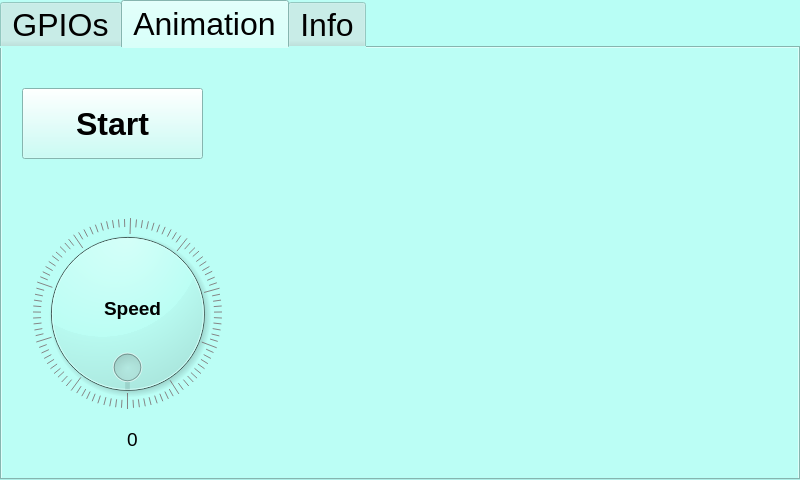
First picture: the form in mygui.ui, repository PhiInnovations/demo_qt_thunderboard, before the edit.
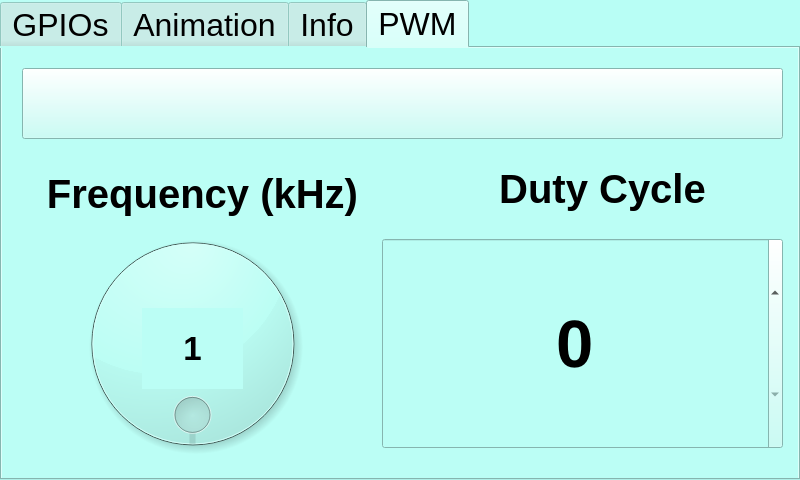
Second picture: the form after the edit. Custom widgets are drawn as their Qt base class.

What changed in the file:
```diff
--- a/mygui.ui
+++ b/mygui.ui
@@ -140,7 +140,7 @@
     <enum>QTabWidget::Rounded</enum>
    </property>
    <property name="currentIndex">
-    <number>1</number>
+    <number>3</number>
    </property>
    <property name="iconSize">
     <size>
@@ -728,6 +728,181 @@
      </layout>
     </widget>
    </widget>
+   <widget class="QWidget" name="pwmTab">
+    <attribute name="title">
+     <string>PWM</string>
+    </attribute>
+    <widget class="QSpinBox" name="dutycycle_box">
+     <property name="geometry">
+      <rect>
+       <x>380</x>
+       <y>190</y>
+       <width>401</width>
+       <height>211</height>
+      </rect>
+     </property>
+     <property name="font">
+      <font>
+       <pointsize>50</pointsize>
+       <weight>75</weight>
+       <bold>true</bold>
+      </font>
+     </property>
+     <property name="wrapping">
+      <bool>false</bool>
+     </property>
+     <property name="frame">
+      <bool>true</bool>
+     </property>
+     <property name="alignment">
+      <set>Qt::AlignCenter</set>
+     </property>
+    </widget>
+    <widget class="QLabel" name="dutycycle_lbl">
+     <property name="geometry">
+      <rect>
+       <x>410</x>
+       <y>100</y>
+       <width>381</width>
+       <height>81</height>
+      </rect>
+     </property>
+     <property name="font">
+      <font>
+       <pointsize>30</pointsize>
+       <weight>75</weight>
+       <bold>true</bold>
+      </font>
+     </property>
+     <property name="text">
+      <string>Duty Cycle</string>
+     </property>
+     <property name="scaledContents">
+      <bool>false</bool>
+     </property>
+     <property name="alignment">
+      <set>Qt::AlignCenter</set>
+     </property>
+    </widget>
+    <widget class="QLabel" name="period_lbl">
+     <property name="geometry">
+      <rect>
+       <x>10</x>
+       <y>110</y>
+       <width>381</width>
+       <height>71</height>
+      </rect>
+     </property>
+     <property name="font">
+      <font>
+       <pointsize>30</pointsize>
+       <weight>75</weight>
+       <bold>true</bold>
+      </font>
+     </property>
+     <property name="text">
+      <string>Frequency (kHz)</string>
+     </property>
+     <property name="alignment">
+      <set>Qt::AlignCenter</set>
+     </property>
+     <property name="wordWrap">
+      <bool>false</bool>
+     </property>
+    </widget>
+    <widget class="QPushButton" name="enable_bt">
+     <property name="geometry">
+      <rect>
+       <x>20</x>
+       <y>20</y>
+       <width>761</width>
+       <height>71</height>
+      </rect>
+     </property>
+     <property name="font">
+      <font>
+       <pointsize>30</pointsize>
+       <weight>75</weight>
+       <bold>true</bold>
+      </font>
+     </property>
+     <property name="text">
+      <string/>
+     </property>
+     <property name="autoDefault">
+      <bool>false</bool>
+     </property>
+     <property name="default">
+      <bool>false</bool>
+     </property>
+     <property name="flat">
+      <bool>false</bool>
+     </property>
+    </widget>
+    <widget class="QDial" name="period_slider">
+     <property name="geometry">
+      <rect>
+       <x>0</x>
+       <y>170</y>
+       <width>381</width>
+       <height>251</height>
+      </rect>
+     </property>
+     <property name="minimum">
+      <number>1</number>
+     </property>
+     <property name="maximum">
+      <number>1000</number>
+     </property>
+     <property name="singleStep">
+      <number>1</number>
+     </property>
+     <property name="pageStep">
+      <number>1</number>
+     </property>
+     <property name="value">
+      <number>1</number>
+     </property>
+     <property name="sliderPosition">
+      <number>1</number>
+     </property>
+     <property name="invertedAppearance">
+      <bool>false</bool>
+     </property>
+     <property name="invertedControls">
+      <bool>false</bool>
+     </property>
+     <property name="wrapping">
+      <bool>true</bool>
+     </property>
+    </widget>
+    <widget class="QLabel" name="frequency_value">
+     <property name="geometry">
+      <rect>
+       <x>140</x>
+       <y>260</y>
+       <width>101</width>
+       <height>81</height>
+      </rect>
+     </property>
+     <property name="font">
+      <font>
+       <pointsize>25</pointsize>
+       <weight>75</weight>
+       <bold>true</bold>
+      </font>
+     </property>
+     <property name="styleSheet">
+      <string notr="true"/>
+     </property>
+     <property name="text">
+      <string>1</string>
+     </property>
+     <property name="alignment">
+      <set>Qt::AlignCenter</set>
+     </property>
+    </widget>
+   </widget>
   </widget>
  </widget>
  <layoutdefault spacing="6" margin="11"/>
```
Left out of the diff: 4 changed lines with no effect on the pictures.
